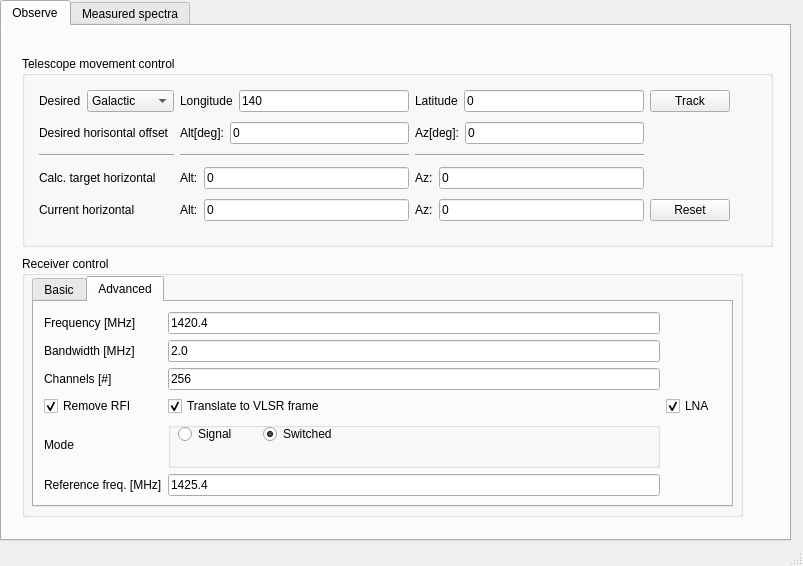
Old version of the form Control_program/SALSA_UI.ui in the repository varenius/salsa.
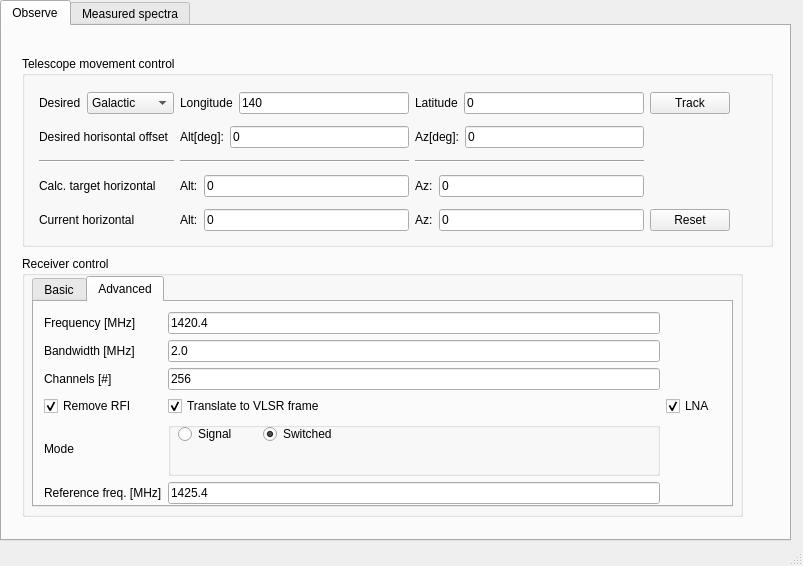
New version of the form. The open tabs and pages were chosen to show the change.

Diff of the .ui file:
```diff
--- a/Control_program/SALSA_UI.ui
+++ b/Control_program/SALSA_UI.ui
@@ -48,7 +48,7 @@
          <x>17</x>
          <y>30</y>
          <width>691</width>
-         <height>143</height>
+         <height>151</height>
         </rect>
        </property>
        <layout class="QGridLayout" name="gridLayout">
@@ -435,7 +435,7 @@
            <x>10</x>
            <y>10</y>
            <width>671</width>
-           <height>184</height>
+           <height>192</height>
           </rect>
          </property>
          <layout class="QGridLayout" name="gridLayout_2">
```
Left out of the diff: 317 changed lines with no effect on the pictures.
